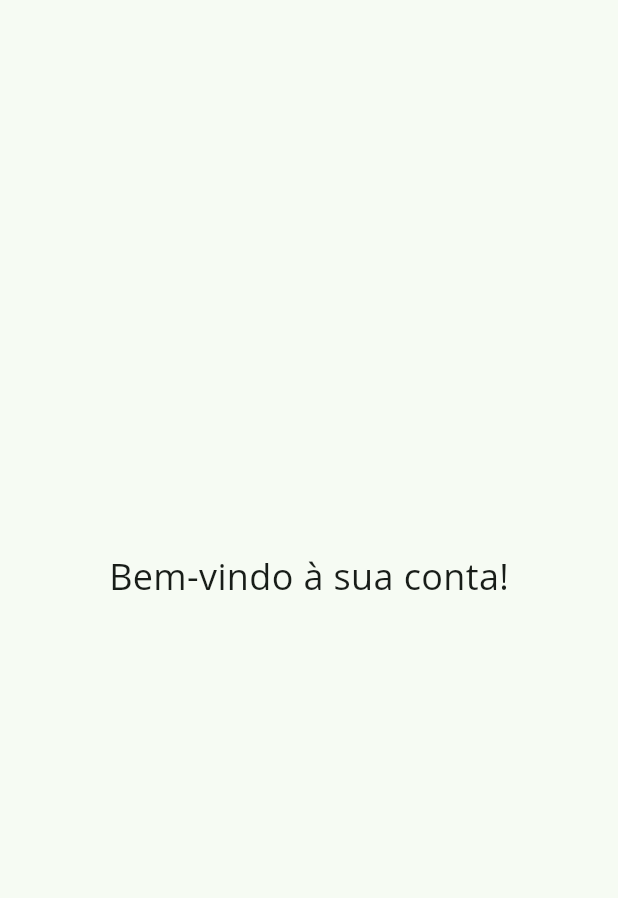
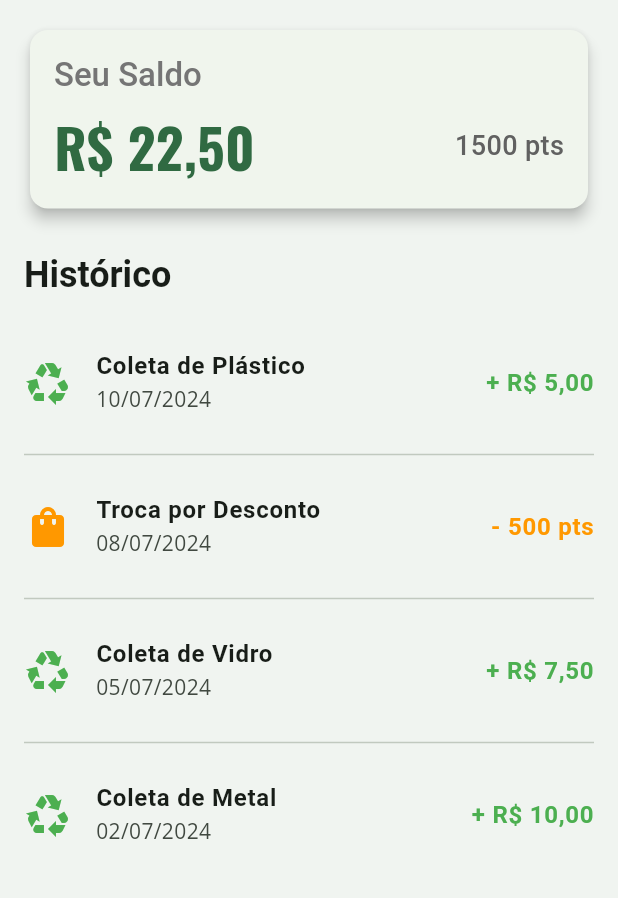
Before and after one commit to eliassilveirajr/eco-coleta, a Flutter app: the HomeScreen screen opened by its route, on a phone screen of 412 x 824 dp, the part 84-982 px from its top. Run offline on Flutter 3.47's test engine with Material 3 defaults, Android fonts, the phone set to English and light mode, and no system bars; our stand-ins replace go_router, google_fonts.

Commit message:
feat: Adicionando tela de perfil, telas básicas, alterando nome do app e ícone para geração do apk

```diff
--- a/lib/home_screen.dart
+++ b/lib/home_screen.dart
@@ -8,6 +8,7 @@ class HomeScreen extends StatelessWidget {
   @override
   Widget build(BuildContext context) {
     return Scaffold(
+      backgroundColor: const Color(0xFFF0F4F0),
       appBar: AppBar(
         title: Text(
           'ECO COLETA',
@@ -21,12 +22,94 @@ class HomeScreen extends StatelessWidget {
         iconTheme: const IconThemeData(color: Colors.white),
       ),
       drawer: _buildDrawer(context),
-      body: const Center(
-        child: Text(
-          'Bem-vindo à sua conta!',
-          style: TextStyle(fontSize: 24),
+      body: ListView(
+        padding: const EdgeInsets.all(16.0),
+        children: [
+          _buildSaldoCard(context),
+          const SizedBox(height: 24),
+          _buildHistoricoSection(context),
+        ],
+      ),
+    );
+  }
+
+  Widget _buildSaldoCard(BuildContext context) {
+    return Card(
+      elevation: 4,
+      shape: RoundedRectangleBorder(borderRadius: BorderRadius.circular(12)),
+      child: Padding(
+        padding: const EdgeInsets.all(16.0),
+        child: Column(
+          crossAxisAlignment: CrossAxisAlignment.start,
+          children: [
+            Text(
+              'Seu Saldo',
+              style: Theme.of(context).textTheme.titleLarge?.copyWith(
+                    color: Colors.grey[600],
+                  ),
+            ),
+            const SizedBox(height: 8),
+            Row(
+              mainAxisAlignment: MainAxisAlignment.spaceBetween,
+              children: [
+                Text(
+                  'R\$ 22,50',
+                  style: GoogleFonts.oswald(
+                    fontSize: 36,
+                    fontWeight: FontWeight.bold,
+                    color: Theme.of(context).colorScheme.primary,
+                  ),
+                ),
+                Text(
+                  '1500 pts',
+                  style: GoogleFonts.roboto(
+                    fontSize: 18,
+                    fontWeight: FontWeight.w500,
+                    color: Colors.grey[700],
+                  ),
+                ),
+              ],
+            ),
+          ],
         ),
       ),
+    );
+  }
+
+  Widget _buildHistoricoSection(BuildContext context) {
+    return Column(
+      crossAxisAlignment: CrossAxisAlignment.start,
+      children: [
+        Text(
+          'Histórico',
+          style: Theme.of(context).textTheme.headlineSmall?.copyWith(fontWeight: FontWeight.bold),
+        ),
+        const SizedBox(height: 16),
+        _buildHistoricoItem(context, Icons.recycling, 'Coleta de Plástico', '+ R\$ 5,00', '10/07/2024', Colors.green),
+        const Divider(),
+        _buildHistoricoItem(context, Icons.shopping_bag, 'Troca por Desconto', '- 500 pts', '08/07/2024', Colors.orange),
+        const Divider(),
+        _buildHistoricoItem(context, Icons.recycling, 'Coleta de Vidro', '+ R\$ 7,50', '05/07/2024', Colors.green),
+        const Divider(),
+        _buildHistoricoItem(context, Icons.recycling, 'Coleta de Metal', '+ R\$ 10,00', '02/07/2024', Colors.green),
+      ],
+    );
+  }
+
+  Widget _buildHistoricoItem(BuildContext context, IconData icon, String title, String value, String date, Color color) {
+    return ListTile(
+      leading: Icon(icon, color: color, size: 32),
+      title: Text(title, style: const TextStyle(fontWeight: FontWeight.bold)),
+      subtitle: Text(date),
+      trailing: Text(
+        value,
+        style: TextStyle(
+          color: color,
+          fontWeight: FontWeight.bold,
+          fontSize: 16,
+        ),
+      ),
+      contentPadding: const EdgeInsets.symmetric(vertical: 4.0),
     );
   }
 
@@ -44,13 +127,12 @@ class HomeScreen extends StatelessWidget {
               children: [
                 const CircleAvatar(
                   radius: 30,
-                  // Adicionar imagem do perfil aqui
                   backgroundColor: Colors.white,
                   child: Icon(Icons.person, size: 40, color: Colors.grey),
                 ),
                 const SizedBox(height: 10),
                 Text(
-                  'José', // Nome do usuário
+                  'Luiz',
                   style: GoogleFonts.roboto(
                     color: Colors.white,
                     fontSize: 18,
@@ -60,11 +142,11 @@ class HomeScreen extends StatelessWidget {
               ],
             ),
           ),
-          _buildDrawerItem(icon: Icons.person, text: 'Perfil', onTap: () => context.go('/perfil')),
-          _buildDrawerItem(icon: Icons.calendar_today, text: 'Agendamento', onTap: () => context.go('/agendamento')),
+          _buildDrawerItem(icon: Icons.person, text: 'Perfil', onTap: () => context.go('/home/perfil')),
           _buildDrawerItem(icon: Icons.history, text: 'Histórico', onTap: () => context.go('/home')),
-          _buildDrawerItem(icon: Icons.swap_horiz, text: 'Trocas', onTap: () => context.go('/trocas')),
-          _buildDrawerItem(icon: Icons.settings, text: 'Configurações', onTap: () => {}),
+          _buildDrawerItem(icon: Icons.calendar_today, text: 'Agendamento', onTap: () {}),
+          _buildDrawerItem(icon: Icons.swap_horiz, text: 'Trocas', onTap: () {}),
+          _buildDrawerItem(icon: Icons.settings, text: 'Configurações', onTap: () {}),
           const Divider(),
           _buildDrawerItem(icon: Icons.exit_to_app, text: 'Sair', onTap: () => context.go('/login')),
         ],
--- a/lib/router.dart
+++ b/lib/router.dart
@@ -3,11 +3,12 @@ import 'package:go_router/go_router.dart';
 import 'package:myapp/cadastro_screen.dart';
 import 'package:myapp/home_screen.dart';
 import 'package:myapp/login_screen.dart';
+import 'package:myapp/profile_screen.dart'; // Corrigido: importando o arquivo correto
 import 'package:myapp/splash_screen.dart';
 
 // Configuração do GoRouter
 final GoRouter router = GoRouter(
-  initialLocation: '/',
+  initialLocation: '/', // Começa na SplashScreen
   routes: <RouteBase>[
     GoRoute(
       path: '/',
@@ -27,11 +28,22 @@ final GoRouter router = GoRouter(
         return const CadastroScreen();
       },
     ),
+    // A HomeScreen é a rota principal após o login
     GoRoute(
       path: '/home',
       builder: (BuildContext context, GoRouterState state) {
         return const HomeScreen();
       },
+      // A tela de perfil é uma sub-rota da home
+      routes: [
+        GoRoute(
+          path: 'perfil', // O path é relativo: /home/perfil
+          builder: (BuildContext context, GoRouterState state) {
+            // Corrigido: usando a tela correta
+            return const ProfileScreen();
+          },
+        ),
+      ]
     ),
   ],
 );
--- a/pubspec.yaml
+++ b/pubspec.yaml
@@ -13,6 +13,7 @@ dependencies:
   google_fonts: ^6.3.0
   provider: ^6.1.5+1
   go_router: ^16.2.0
+  flutter_launcher_icons: ^0.14.4
 
 dev_dependencies:
   flutter_test:
@@ -23,3 +24,7 @@ flutter:
   uses-material-design: true
   assets:
     - assets/images/
+
+flutter_launcher_icons:
+  android: true
+  image_path: "assets/images/icon.png"
```
Also changed, not shown: lib/agendamento_screen.dart (added, +25 -0 lines), lib/profile_screen.dart (added, +166 -0 lines), lib/splash_screen.dart (+4 -3 lines), lib/trocas_screen.dart (added, +25 -0 lines), assets/images/icon.png (added), pubspec.lock, 7 other files.
